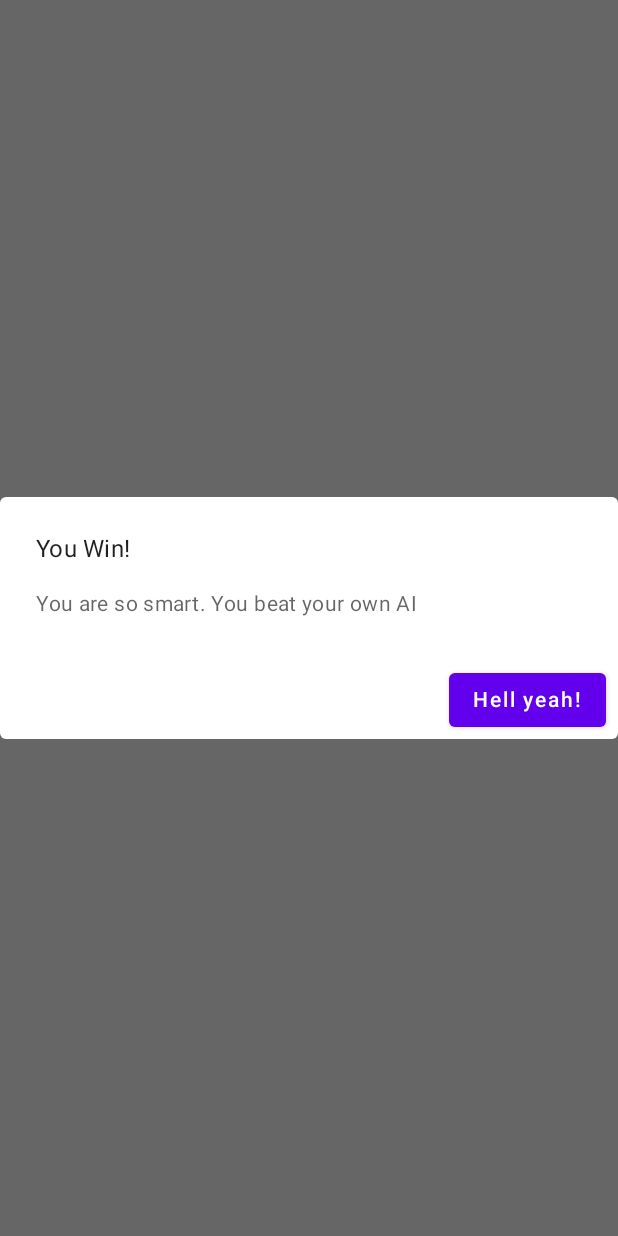
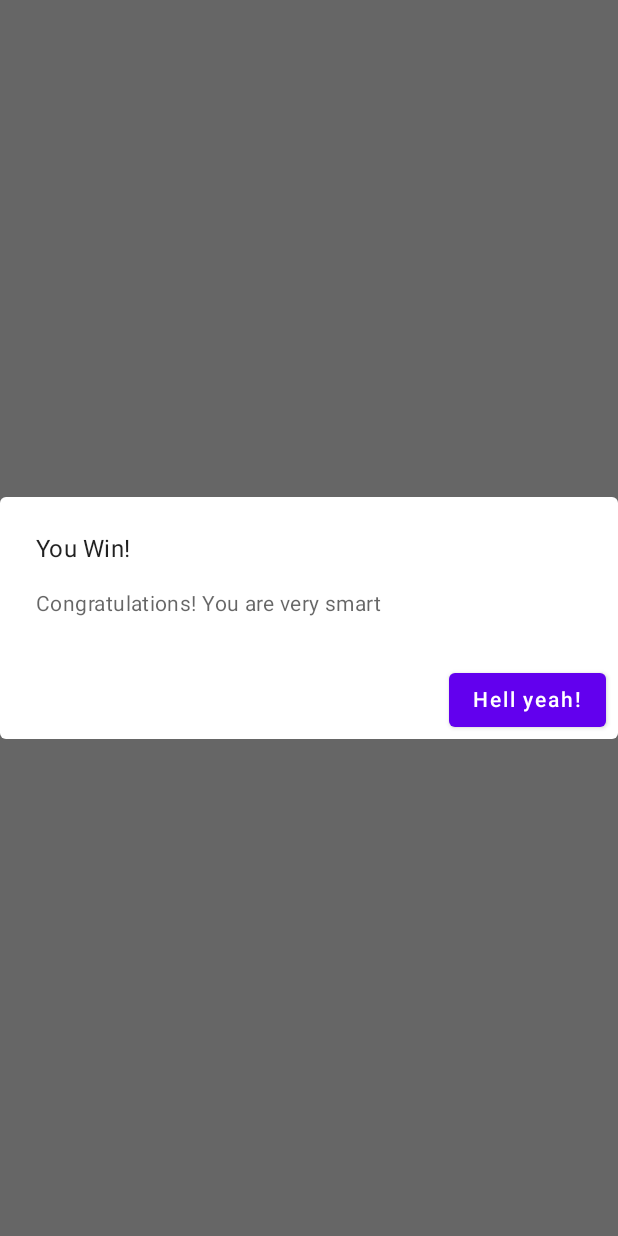
Before and after one commit to Drsdavi62/Tic-Tac-Toe, an Android app built with Jetpack Compose: the composable EndGameAlertDialog shown on its own in the app's theme, on a phone screen of 412 x 824 dp. Run offline under Robolectric (Android 15) with nearby library versions, the phone set to English and light mode, and no system bars; 3 statements that could not run were skipped.

Commit message:
Change end game messages

```diff
--- a/app/src/main/java/com/example/tic_tac_toe/ui/components/EndGameAlertDialog.kt
+++ b/app/src/main/java/com/example/tic_tac_toe/ui/components/EndGameAlertDialog.kt
@@ -18,12 +18,12 @@ fun EndGameAlertDialog(
     when (endGame) {
         EndGame.HUMAN_WIN -> {
             title = "You Win!"
-            message = "You are so smart. You beat your own AI"
+            message = "Congratulations! You are very smart"
             buttonTitle = "Hell yeah!"
         }
         EndGame.COMPUTER_WIN -> {
             title = "You lost!"
-            message = "You programmed a super AI"
+            message = "Sorry, maybe you'll do better the next time"
             buttonTitle = "Rematch!"
         }
         EndGame.DRAW -> {
```
